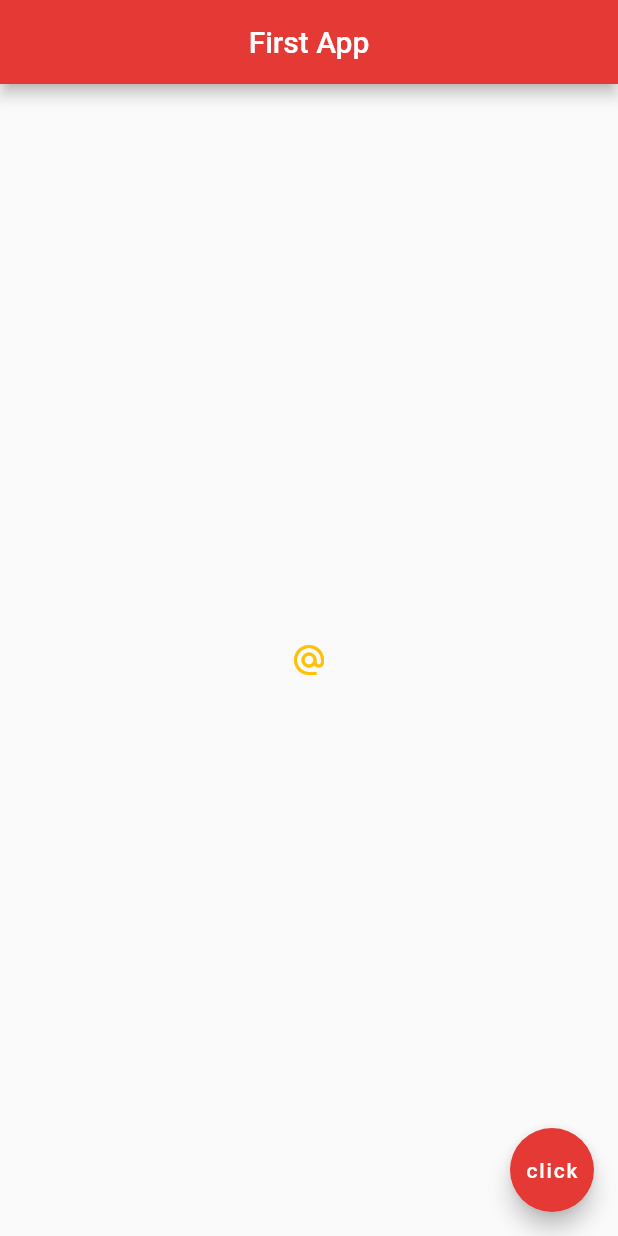
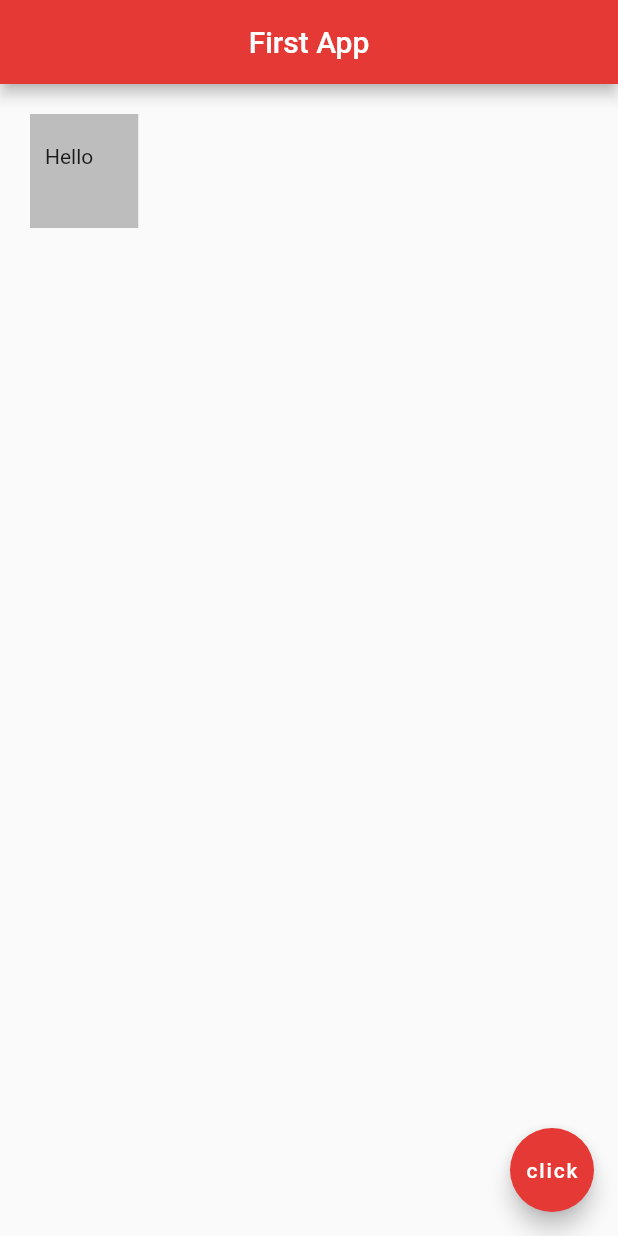
Before and after one commit to Davisdavy/flutter-test, a Flutter app: the screen it shows after launch, on a phone screen of 412 x 824 dp. Run offline on Flutter 3.47's test engine with Material 2 defaults, Android fonts, the phone set to English and light mode, and no system bars.

Commit message:
Buttons and Icons complite

```diff
--- a/lib/main.dart
+++ b/lib/main.dart
@@ -15,13 +15,11 @@ class Home extends StatelessWidget {
         centerTitle: true,
         backgroundColor: Colors.red[600],
       ),
-      body: Center(
-
-        child: IconButton(
-          onPressed: (){},
-          icon: Icon(Icons.alternate_email),
-          color: Colors.amber,
-        )
+      body: Container(
+        padding: EdgeInsets.fromLTRB(10.0,20.0,30.0,40.0),
+        margin: EdgeInsets.all(20.0),
+        color: Colors.grey[400],
+        child: Text('Hello'),
       ),
       floatingActionButton: FloatingActionButton(
         onPressed: () {
```
